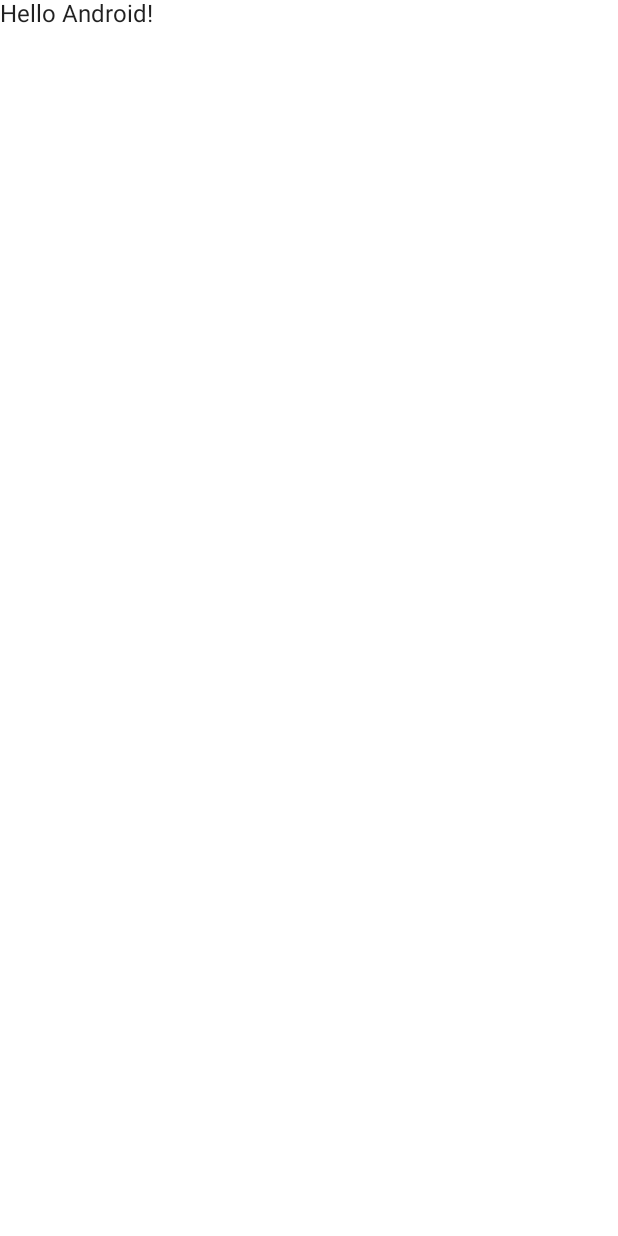
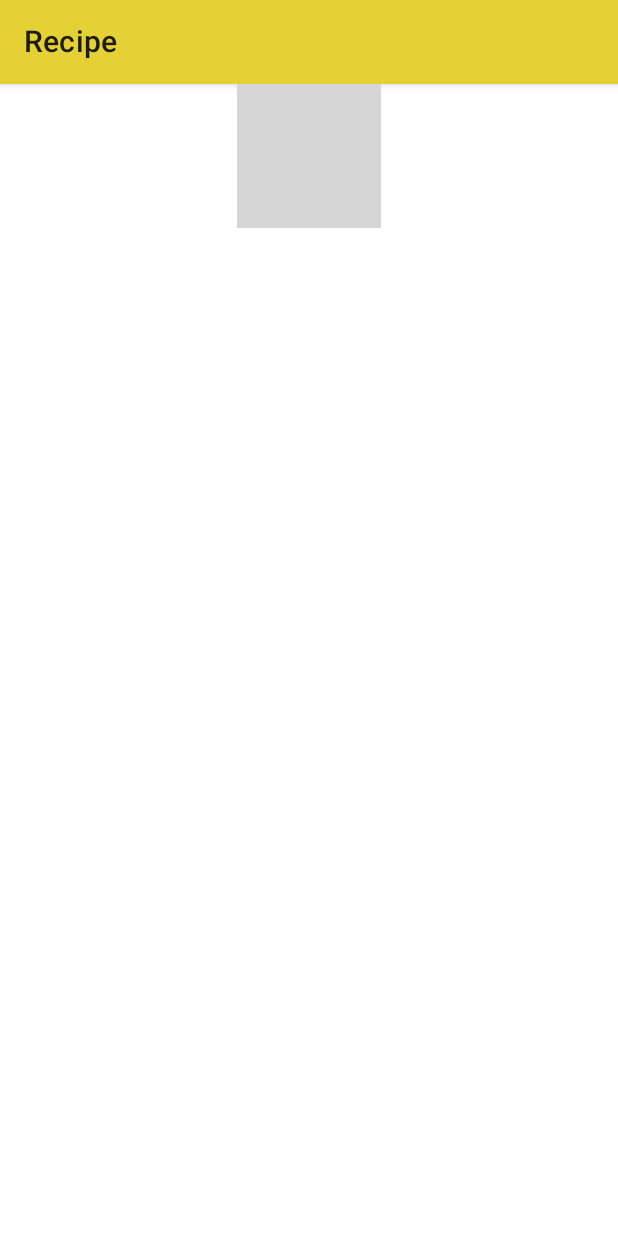
Before and after one commit to aliatillaydemir/Basic_recipe_app-design-_withCompose, an Android app built with Jetpack Compose: the screen it shows after launch (MainActivity), on a phone screen of 412 x 824 dp. Before the commit the screen is almost empty. Run offline under Robolectric (Android 15) with nearby library versions, the phone set to English and light mode, and no system bars; grey boxes are pictures that could not be loaded.

Commit message:
Added image and general design materials.

```diff
--- a/app/src/main/java/com/ayd/foodrecipe/MainActivity.kt
+++ b/app/src/main/java/com/ayd/foodrecipe/MainActivity.kt
@@ -3,10 +3,15 @@ package com.ayd.foodrecipe
 import android.os.Bundle
 import androidx.activity.ComponentActivity
 import androidx.activity.compose.setContent
-import androidx.compose.material.MaterialTheme
-import androidx.compose.material.Surface
-import androidx.compose.material.Text
+import androidx.compose.foundation.Image
+import androidx.compose.foundation.layout.Column
+import androidx.compose.foundation.layout.fillMaxSize
+import androidx.compose.material.*
 import androidx.compose.runtime.Composable
+import androidx.compose.ui.Alignment
+import androidx.compose.ui.Modifier
+import androidx.compose.ui.res.colorResource
+import androidx.compose.ui.res.painterResource
 import androidx.compose.ui.tooling.preview.Preview
 import com.ayd.foodrecipe.ui.theme.FoodRecipeTheme
 
@@ -17,7 +22,7 @@ class MainActivity : ComponentActivity() {
             FoodRecipeTheme {
                 // A surface container using the 'background' color from the theme
                 Surface(color = MaterialTheme.colors.background) {
-                    Greeting("Android")
+                    MainMethod()
                 }
             }
         }
@@ -25,14 +30,37 @@ class MainActivity : ComponentActivity() {
 }
 
 @Composable
-fun Greeting(name: String) {
-    Text(text = "Hello $name!")
+fun MainMethod() {
+
+    Scaffold(
+        topBar = {
+            TopAppBar(
+                title = {Text(text = "Recipe")},
+                backgroundColor = colorResource(id = R.color.mainColor)
+            )
+
+        }, content = {
+
+            Column(horizontalAlignment = Alignment.CenterHorizontally,
+            modifier = Modifier.fillMaxSize()
+            ) {
+               Image(painter = painterResource(id =R.drawable.pannacotta), contentDescription ="")
+
+            }
+        }
+    )
+
+}
+
+@Composable
+fun Texts(content : String){
+    Text(text = content)
 }
 
 @Preview(showBackground = true)
 @Composable
 fun DefaultPreview() {
     FoodRecipeTheme {
-        Greeting("Android")
+        MainMethod()
     }
 }
--- a/app/src/main/res/values-night/themes.xml
+++ b/app/src/main/res/values-night/themes.xml
@@ -10,7 +10,7 @@
         <item name="colorSecondaryVariant">@color/teal_200</item>
         <item name="colorOnSecondary">@color/black</item>
         <!-- Status bar color. -->
-        <item name="android:statusBarColor" tools:targetApi="l">?attr/colorPrimaryVariant</item>
+        <item name="android:statusBarColor" tools:targetApi="l">@color/mainColor2</item>
         <!-- Customize your theme here. -->
     </style>
 </resources>
--- a/app/src/main/res/values/colors.xml
+++ b/app/src/main/res/values/colors.xml
@@ -7,4 +7,8 @@
     <color name="teal_700">#FF018786</color>
     <color name="black">#FF000000</color>
     <color name="white">#FFFFFFFF</color>
+    <color name="mainColor">#E3D136</color>
+    <color name="mainColor2">#988A12</color>
+    <color name="mainColor3">#DA9D44</color>
+
 </resources>
--- a/app/src/main/res/values/themes.xml
+++ b/app/src/main/res/values/themes.xml
@@ -10,7 +10,7 @@
         <item name="colorSecondaryVariant">@color/teal_700</item>
         <item name="colorOnSecondary">@color/black</item>
         <!-- Status bar color. -->
-        <item name="android:statusBarColor" tools:targetApi="l">?attr/colorPrimaryVariant</item>
+        <item name="android:statusBarColor" tools:targetApi="l">@color/mainColor2</item>
         <!-- Customize your theme here. -->
     </style>
 
```
Also changed, not shown: 1 other file.
